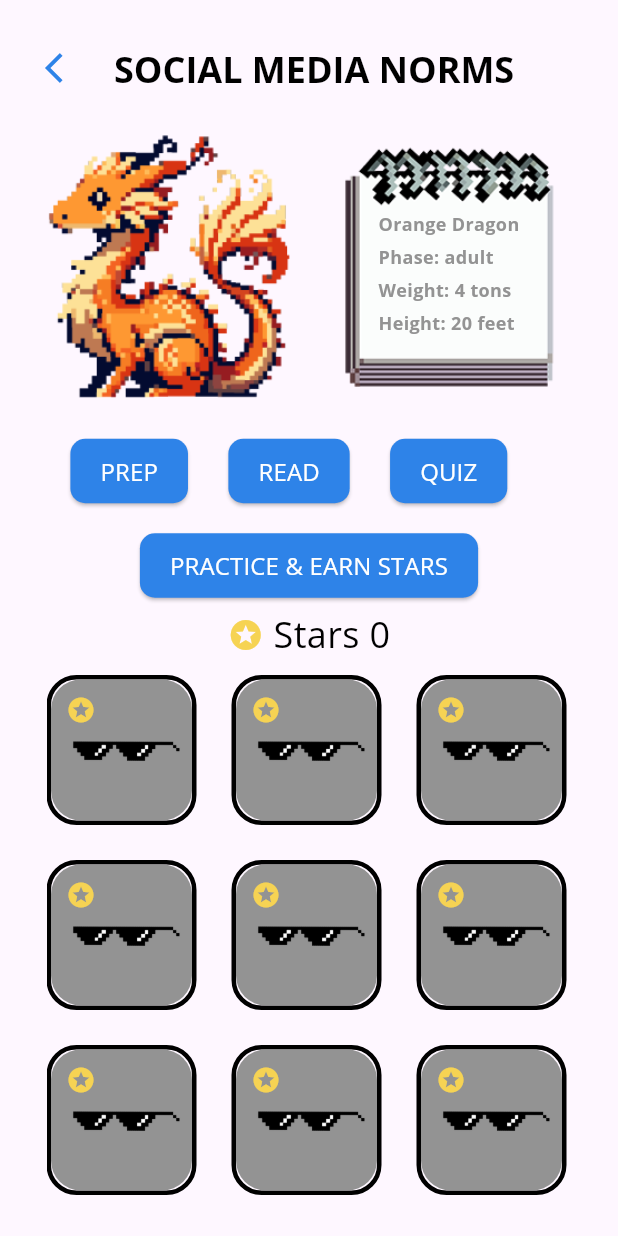
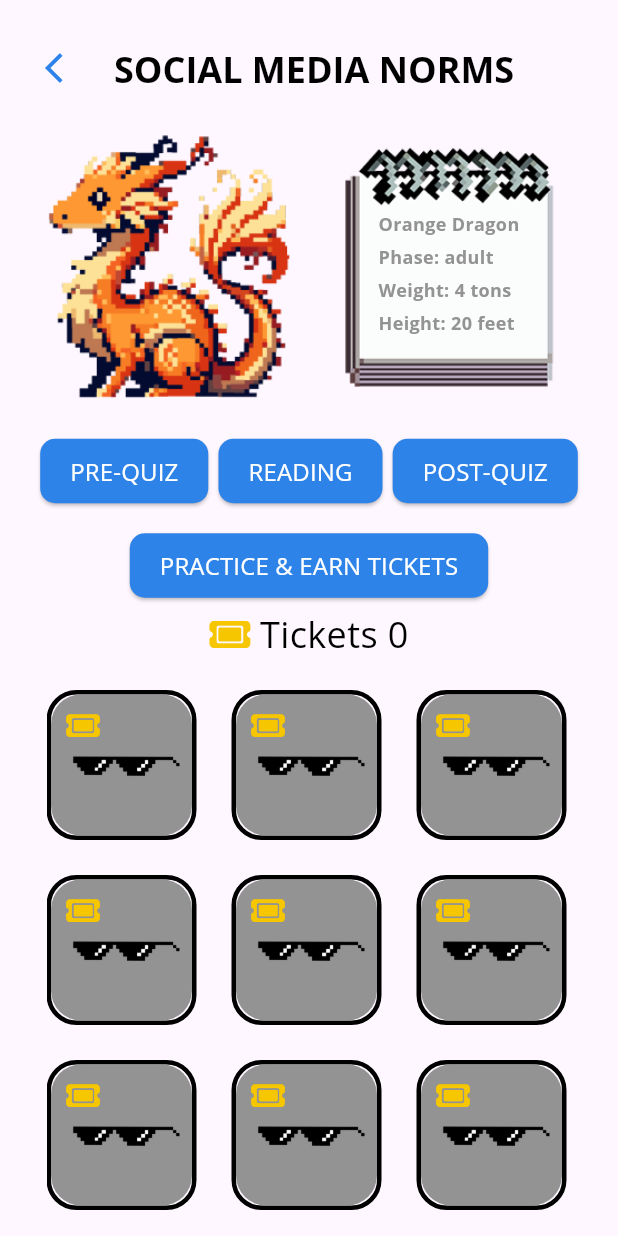
Before and after one commit to JasonXing1234/Gamified-Education-App, a Flutter app: the LessonScreen screen opened directly, on a phone screen of 412 x 824 dp. Run offline on Flutter 3.47's test engine with Material 3 defaults, Android fonts, the phone set to English and light mode, and no system bars; our stand-ins replace equatable, firebase_auth, firebase_core, firebase_database, firebase_messaging, font_awesome_flutter and 1 more; accounts and stored records are empty.

Commit message:
Stars -> Tickets and renamed lesson buttons

```diff
--- a/lib/SignUp.dart
+++ b/lib/SignUp.dart
@@ -37,7 +37,7 @@ class _SignUpPageState extends State<SignUpPage> {
         readingList: [0, 0, 0, 0, 0, 0],
         quizScoreList:  [0, 0, 0, 0, 0, 0],
         accessories: List<bool>.filled(20, false),
-        numStars: 0,
+        numTickets: 0,
           ifEachModuleComplete: List<bool>.filled(6, false),
       );
       print('Failed to update field: prior');
--- a/lib/components/lesson/lesson_screen.dart
+++ b/lib/components/lesson/lesson_screen.dart
@@ -3,6 +3,7 @@ import 'dart:async';
 import 'package:firebase_auth/firebase_auth.dart';
 import 'package:firebase_database/firebase_database.dart';
 import 'package:flutter/material.dart';
+import 'package:font_awesome_flutter/font_awesome_flutter.dart';
 import 'package:quiz/components/quiz_results_screen.dart';
 import 'package:quiz/components/lesson/lesson.dart';
 import 'package:quiz/components/lesson/all_lessons.dart';
@@ -38,8 +39,8 @@ class _LessonScreenState extends State<LessonScreen> {
   User? user2;
   List<dynamic> readings = [];
   int startingPageIndex = 0;
-  Future<int?>? numStars;
-  int? tempNumStars;
+  Future<int?>? numTickets;
+  int? tempNumTickets;
 
   @override
   void initState() {
@@ -48,10 +49,10 @@ class _LessonScreenState extends State<LessonScreen> {
 
     _fetchReadingList();
     // Fetch readings once the widget is initialized
-    numStars = _fetchStars();
+    numTickets = _fetchTickets();
   }
 
-  void popScopeFuntion() {numStars = _fetchStars();}
+  void popScopeFuntion() {numTickets = _fetchTickets();}
 
   List purchased = List<dynamic>.filled(20, false);
 
@@ -60,18 +61,18 @@ class _LessonScreenState extends State<LessonScreen> {
 
   // Function to handle when "Yes" is pressed
   Future<void> handleYes() async {
-    tempNumStars = await _fetchStars();
+    tempNumTickets = await _fetchTickets();
     setState(() {
       if (selectedImageIndex != null) {
         purchased[selectedImageIndex!] = true;
         selectedImageIndex = null; // Close the popup
       }
-      tempNumStars = tempNumStars! - 1;
+      tempNumTickets = tempNumTickets! - 1;
     });
     try {
       await _database.child('profile/${user2?.uid}').update({
         'accessories': purchased,
-        'numStars': tempNumStars!
+        'numTickets': tempNumTickets!
       });
 
     } catch (e) {
@@ -87,13 +88,13 @@ class _LessonScreenState extends State<LessonScreen> {
     });
   }
 
-  Future<int?> _fetchStars() async {
+  Future<int?> _fetchTickets() async {
     if (user2 != null) {
       try {
         DataSnapshot snapshot2 = await _database
             .child('profile')
             .child(user2!.uid)
-            .child('numStars')
+            .child('numTickets')
             .get();
 
         if (snapshot2.value != null) {
@@ -260,7 +261,7 @@ class _LessonScreenState extends State<LessonScreen> {
                 children: [
 
                   ActivityButton(
-                    text: "PREP",
+                    text: "PRE-QUIZ",
                     onTap:
                         (){
                       Navigator.push(
@@ -271,7 +272,7 @@ class _LessonScreenState extends State<LessonScreen> {
                   ),
 
                   ActivityButton(
-                    text: "READ",
+                    text: "READING",
                     onTap:
                         (){
                       Navigator.push(
@@ -282,7 +283,7 @@ class _LessonScreenState extends State<LessonScreen> {
                   ),
 
                   ActivityButton(
-                    text: "QUIZ",
+                    text: "POST-QUIZ",
                     onTap:
                         (){
                       Navigator.push(
@@ -291,16 +292,13 @@ class _LessonScreenState extends State<LessonScreen> {
                       );
                     },
                   ),
-                  const SizedBox(
-                    height: 5,
-                  ),
                 ],
               ),
 
               const SizedBox(height: 15,),
 
               ActivityButton(
-                text: "PRACTICE & EARN STARS", // Drill is practice
+                text: "PRACTICE & EARN TICKETS", // Drill is practice
                 onTap:
                     (){
                   Navigator.push(
@@ -314,9 +312,9 @@ class _LessonScreenState extends State<LessonScreen> {
 
               const SizedBox(height: 5,),
 
-              // Number of Stars
+              // Number of Tickets
               FutureBuilder<int?>(
-                future: _fetchStars(),
+                future: _fetchTickets(),
                 builder: (context, snapshot) {
                   if (snapshot.connectionState == ConnectionState.waiting) {
                     return CircularProgressIndicator();
@@ -327,8 +325,10 @@ class _LessonScreenState extends State<LessonScreen> {
                       Row(
                         mainAxisSize: MainAxisSize.min,
                         children: [
-                          Icon( Icons.stars, color: appColors.yellow, size: textStyles.mediumBodyText.fontSize,),
-                          Text("Stars: ${snapshot.data}", style: textStyles.mediumBodyText,),
+                          FaIcon(FontAwesomeIcons.ticket, color: appColors.yellow, size: textStyles.mediumBodyText.fontSize,),
+
+                          // Icon( Icons.Tickets, color: appColors.yellow, size: textStyles.mediumBodyText.fontSize,),
+                          Text("Tickets: ${snapshot.data}", style: textStyles.mediumBodyText,),
                           Text(snapshot.data.toString(), style: textStyles.mediumBodyText,),
                         ],
                       );
@@ -336,8 +336,9 @@ class _LessonScreenState extends State<LessonScreen> {
                     return Row(
                       mainAxisSize: MainAxisSize.min,
                       children: [
-                        Icon( Icons.stars, color: appColors.yellow, size: textStyles.heading1.fontSize,),
-                        Text(" Stars 0", style: textStyles.bodyText,),
+                        FaIcon(FontAwesomeIcons.ticket, color: appColors.yellow, size: textStyles.heading1.fontSize,),
+                        // Icon( Icons.Tickets, color: appColors.yellow, size: textStyles.heading1.fontSize,),
+                        Text(" Tickets 0", style: textStyles.bodyText,),
                       ],
                     );
 
@@ -348,7 +349,7 @@ class _LessonScreenState extends State<LessonScreen> {
               ),
 
               const SizedBox(
-                height: 10,
+                height: 20,
               ),
 
               // Scrollable Accessory List
@@ -387,14 +388,14 @@ class _LessonScreenState extends State<LessonScreen> {
                           children: [
                             ElevatedButton(
                               onPressed: () async {
-                                int? tempInt = await _fetchStars();
+                                int? tempInt = await _fetchTickets();
                                 if (tempInt! > 0) {
                                   handleYes();
                                 }
                                 else{
                                   ScaffoldMessenger.of(context).showSnackBar(
                                     SnackBar(
-                                      content: const Text("You need 1 star to buy this item"),
+                                      content: const Text("You need 1 ticket to buy this item"),
                                       action: SnackBarAction(
                                         label: "UNDO",
                                         onPressed: () {
@@ -552,7 +553,9 @@ class ImageBox extends StatelessWidget {
             ),
             Padding(
               padding: EdgeInsets.symmetric(horizontal: 10, vertical: 10),
-              child: Icon( Icons.stars, color: appColors.yellow, size: textStyles.mediumBodyText.fontSize,),
+              child: FaIcon(FontAwesomeIcons.ticket, color: appColors.yellow, size: textStyles.mediumBodyText.fontSize,),
+
+              //Icon( Icons.Tickets, color: appColors.yellow, size: textStyles.mediumBodyText.fontSize,),
 
             ),
 
--- a/lib/components/practice/practice_screen.dart
+++ b/lib/components/practice/practice_screen.dart
@@ -119,10 +119,10 @@ class _PracticeScreenState extends State<PracticeScreen> {
 
   Future<void> recordStar() async {
     if (questionIndex == practiceQuestions.length - 1) {
-      DataSnapshot snapshot = await _database.child('profile').child(user2!.uid).child('numStars').get();
-      int numStars = snapshot.value as int;
+      DataSnapshot snapshot = await _database.child('profile').child(user2!.uid).child('numTickets').get();
+      int numTickets = snapshot.value as int;
       await _database.child('profile/${user2?.uid}').update({
-        'numStars': numStars+1,
+        'numTickets': numTickets+1,
       });
     }
   }
--- a/lib/styles/app_colors.dart
+++ b/lib/styles/app_colors.dart
@@ -11,7 +11,8 @@ class AppColors {
   final Color green = const Color(0xff74A159);
   final Color red = const Color(0xffB72512);
 
-  final Color yellow = const Color(0xffF6D353);
+  // final Color yellow = const Color(0xffF6D353); // This yellow is a little lighter
+  final Color yellow = const Color(0xffF6C600);
   final Color orange = const Color(0xffE89127);
 
 
--- a/pubspec.yaml
+++ b/pubspec.yaml
@@ -41,6 +41,8 @@ dependencies:
   equatable: ^2.0.3
   firebase_messaging: ^15.1.0
   firebase_database: ^11.1.0
+
+  font_awesome_flutter: ^10.0.0
 
 dev_dependencies:
   flutter_test:
```
Also changed, not shown: lib/UserModel.dart (+5 -5 lines), lib/components/rewards/reward_screen.dart (+5 -4 lines), lib/home_screen.dart (+24 -192 lines), pubspec.lock.
